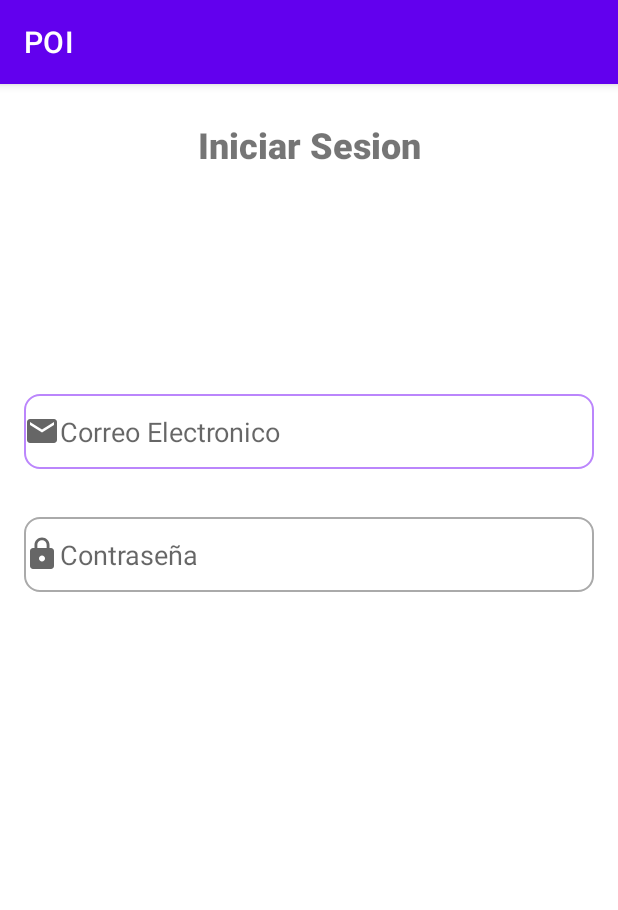
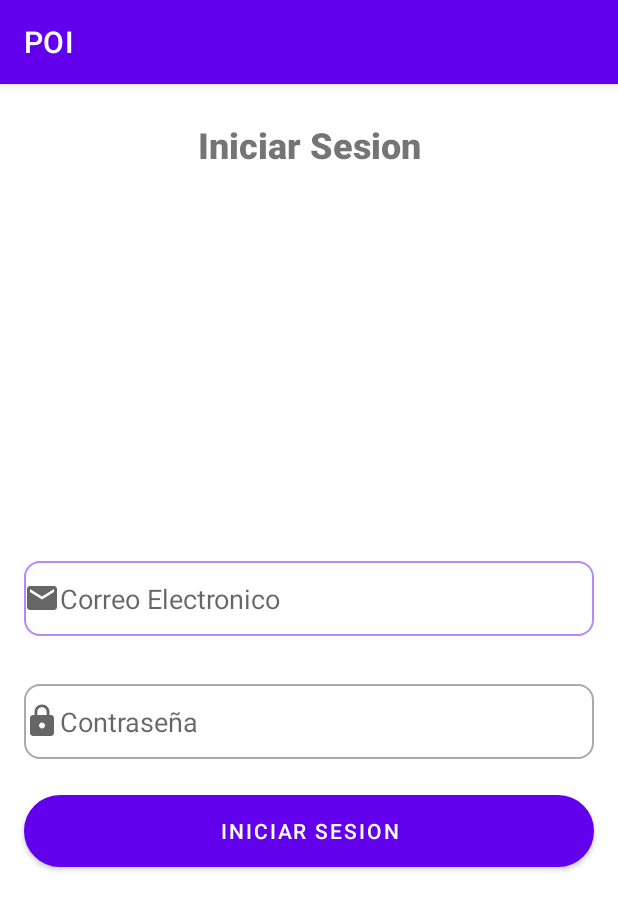
Before and after one commit to Chobbix/POI, an Android app: the screen it shows after launch (MainActivity), on a phone screen of 412 x 824 dp. Shown: the top 910 px of the screen. Run offline under Robolectric (Android 15) with nearby library versions, the phone set to English and light mode, and no system bars.

Commit message:
Inicio_Sesion_Terminada_Sin_Color

```diff
--- /dev/null
+++ b/app/src/main/res/drawable/custom_input_button.xml
@@ -0,0 +1,10 @@
+<?xml version="1.0" encoding="utf-8"?>
+<selector xmlns:android="http://schemas.android.com/apk/res/android">
+    <item android:state_enabled="true">
+        <shape android:shape="rectangle">
+            <solid android:color="@android:color/white"/>
+            <corners android:radius="40dp"/>
+            <stroke android:color="@android:color/darker_gray" android:width="1dp"/>
+        </shape>
+    </item>
+</selector>
--- a/app/src/main/res/layout/activity_main.xml
+++ b/app/src/main/res/layout/activity_main.xml
@@ -11,16 +11,16 @@
         android:layout_width="0dp"
         android:layout_height="50dp"
         android:layout_marginStart="16dp"
-        android:layout_marginTop="150dp"
         android:layout_marginEnd="16dp"
+        android:layout_marginBottom="16dp"
         android:background="@drawable/custom_input_text"
         android:drawableStart="@drawable/ic_email"
         android:ems="10"
         android:hint="Correo Electronico"
         android:inputType="textEmailAddress"
+        app:layout_constraintBottom_toTopOf="@+id/guideline2"
         app:layout_constraintEnd_toEndOf="parent"
-        app:layout_constraintStart_toStartOf="parent"
-        app:layout_constraintTop_toBottomOf="@+id/textView2" />
+        app:layout_constraintStart_toStartOf="parent" />
 
     <TextView
         android:id="@+id/textView2"
@@ -41,7 +41,7 @@
         android:layout_width="0dp"
         android:layout_height="50dp"
         android:layout_marginStart="16dp"
-        android:layout_marginTop="32dp"
+        android:layout_marginTop="16dp"
         android:layout_marginEnd="16dp"
         android:background="@drawable/custom_input_text"
         android:drawableStart="@drawable/ic_lock"
@@ -49,6 +49,28 @@
         android:hint="Contraseña"
         android:inputType="textPassword"
         app:layout_constraintEnd_toEndOf="parent"
+        app:layout_constraintHorizontal_bias="0.0"
         app:layout_constraintStart_toStartOf="parent"
-        app:layout_constraintTop_toBottomOf="@+id/txt_Email2" />
+        app:layout_constraintTop_toTopOf="@+id/guideline2" />
+
+    <androidx.constraintlayout.widget.Guideline
+        android:id="@+id/guideline2"
+        android:layout_width="wrap_content"
+        android:layout_height="wrap_content"
+        android:orientation="horizontal"
+        app:layout_constraintGuide_percent="0.5" />
+
+    <Button
+        android:id="@+id/button"
+        android:layout_width="0dp"
+        android:layout_height="wrap_content"
+        android:layout_marginStart="16dp"
+        android:layout_marginTop="24dp"
+        android:layout_marginEnd="16dp"
+        android:background="@drawable/custom_input_button"
+        android:text="Iniciar Sesion"
+        app:layout_constraintEnd_toEndOf="parent"
+        app:layout_constraintStart_toStartOf="parent"
+        app:layout_constraintTop_toBottomOf="@+id/editTextTextPassword2" />
+
 </androidx.constraintlayout.widget.ConstraintLayout>
```
